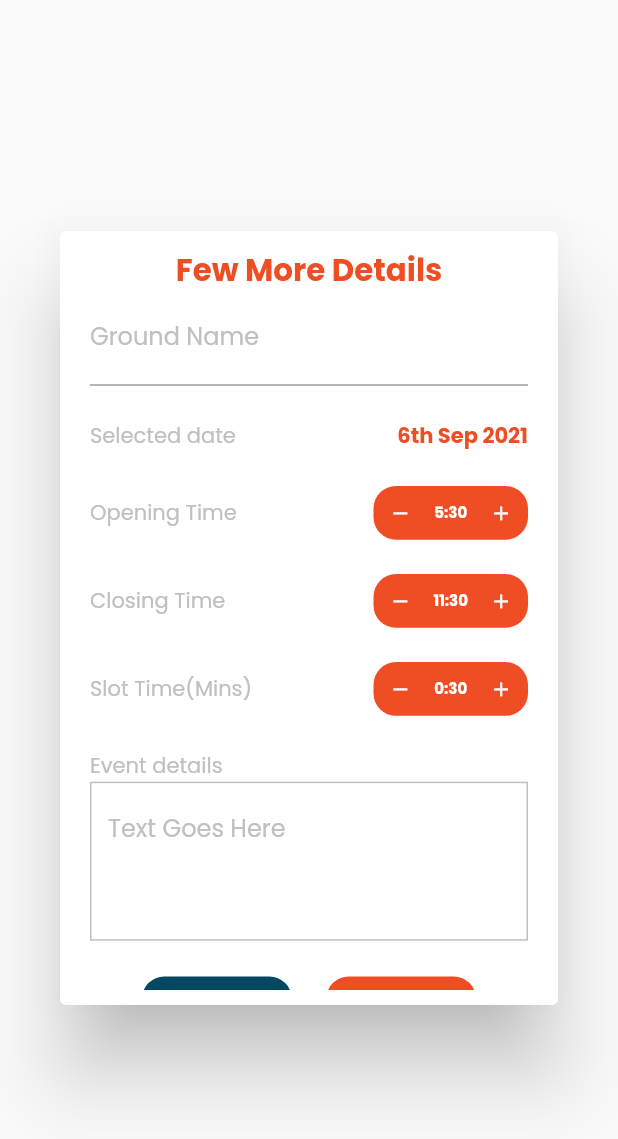
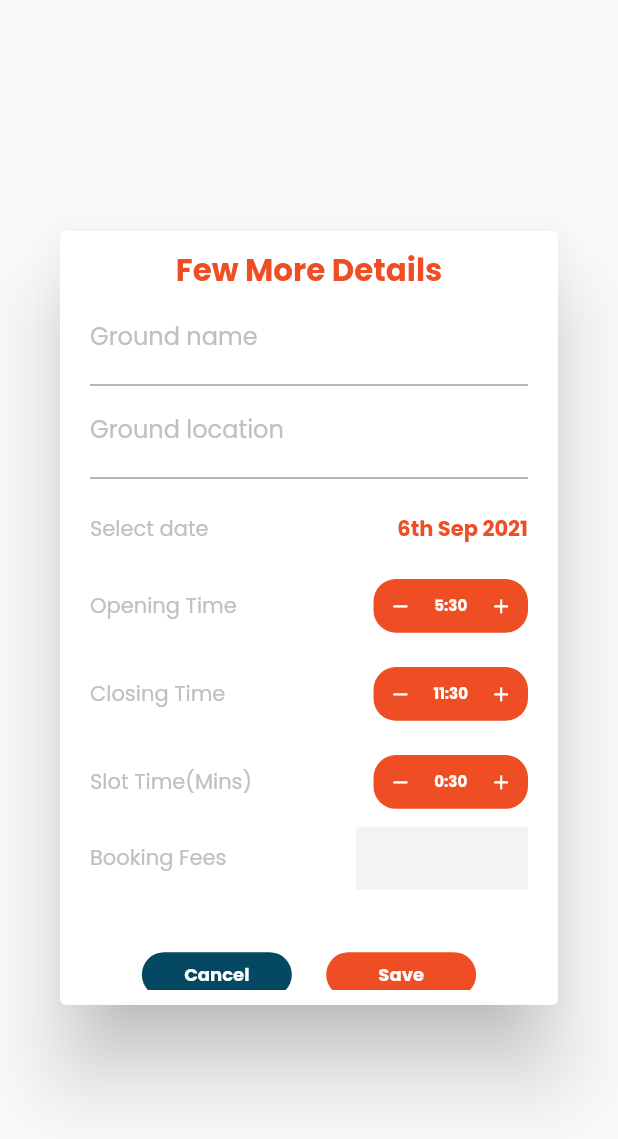
Before and after one commit to alphadead/project1, a Flutter app: the ScheduleCard widget shown alone on an empty page, opened directly, on a phone screen of 412 x 824 dp. Shown: the top 1139 px of the screen. Run offline on Flutter 3.47's test engine with Material 2 defaults, Android fonts, the phone set to English and light mode, and no system bars; our stand-ins replace cached_network_image, carousel_slider, chewie, country_picker, date_picker_timeline, device_preview and 11 more; missing offline and left inert: multi_image_picker2; accounts and stored records are empty; generated files the repository leaves out were written again; network calls fail.

Commit message:
minor changes

```diff
--- a/lib/core/service/controller/groundController.dart
+++ b/lib/core/service/controller/groundController.dart
@@ -156,6 +156,8 @@ class GroundController extends GetxController {
   void createMatch() async {
     // Utility.showLoadingDialog();
     SharedPreferences prefs = await SharedPreferences.getInstance();
+    print(selectedGround?.location);
+    print(selectedGround?.name);
     CreateMatch response = await api.createMatch(
       prefs.getString("userId")!,
       matchName!,
@@ -172,6 +174,7 @@ class GroundController extends GetxController {
       ],
       timeSlots[selectedIndices.first].slotTime,
     );
+    print(response.data);
     if (response.data != null) {
       Get.find<MatchController>().matchId = response.data?.id;
       update();
--- a/lib/widget/dateSchedulePopup.dart
+++ b/lib/widget/dateSchedulePopup.dart
@@ -1,3 +1,4 @@
+import 'package:date_picker_timeline/date_picker_timeline.dart';
 import 'package:flutter/material.dart';
 import 'package:flutter_screenutil/flutter_screenutil.dart';
 import 'package:get/get.dart';
@@ -6,6 +7,7 @@ import 'package:vamos/ui/utils/color.dart';
 import 'package:vamos/ui/utils/loginbkground.dart';
 import 'package:vamos/ui/utils/theme.dart';
 import 'package:vamos/widget/formWidgets/inputField.dart';
+import 'package:vamos/widget/groundWidgets/customCalendar.dart';
 
 List<String> months = [
   'January',
@@ -22,23 +24,32 @@ List<String> months = [
   'December'
 ];
 
-class ScheduleCard extends StatelessWidget {
+class ScheduleCard extends StatefulWidget {
   ScheduleCard({Key? key, required this.groundName, required this.scheduleDate})
       : super(key: key);
   final DateTime scheduleDate;
   final bool groundName;
+
+  @override
+  _ScheduleCardState createState() => _ScheduleCardState();
+}
+
+class _ScheduleCardState extends State<ScheduleCard> {
+  var date;
+
   @override
   Widget build(BuildContext context) {
+    bool isVisible = false;
     return GetBuilder<GroundController>(builder: (_groundService) {
-      String dateString = "${scheduleDate.day}" +
-          (scheduleDate.day == 1
+      String dateString = "${widget.scheduleDate.day}" +
+          (widget.scheduleDate.day == 1
               ? "st"
-              : scheduleDate.day == 2
+              : widget.scheduleDate.day == 2
                   ? "nd"
-                  : scheduleDate.day == 3
+                  : widget.scheduleDate.day == 3
                       ? "rd"
                       : "th") +
-          " ${months[scheduleDate.month - 1].substring(0, 3)} ${scheduleDate.year}";
+          " ${months[widget.scheduleDate.month - 1].substring(0, 3)} ${widget.scheduleDate.year}";
       return AlertDialog(
         contentPadding: EdgeInsets.zero,
         content: Card(
@@ -62,27 +73,53 @@ class ScheduleCard extends StatelessWidget {
                         fontWeight: FontWeight.w600,
                         fontSize: 18.sp),
                   ),
-                  groundName
-                      ? inputField("Ground Name", (value) {
-                          _groundService.groundName = value;
-                        }, validate: (arg) {}, keyType: TextInputType.name)
+                  widget.groundName
+                      ? inputField("Ground name", (value) {
+                          _groundService.selectedGround?.name = value;
+                        }, validate: (arg) {
+                          if (arg?.isEmpty ?? false) {
+                            return "Ground name is required!";
+                          } else {
+                            return null;
+                          }
+                        }, keyType: TextInputType.name)
+                      : SizedBox(),
+                  widget.groundName
+                      ? inputField("Ground location", (value) {
+                          _groundService.selectedGround?.location = value;
+                        }, validate: (arg) {
+                          if (arg?.isEmpty ?? false) {
+                            return "Ground location is required!";
+                          } else {
+                            return null;
+                          }
+                        }, keyType: TextInputType.name)
                       : SizedBox(),
                   Container(
                     margin: EdgeInsets.only(top: 20.sp),
                     child: Row(
                       mainAxisAlignment: MainAxisAlignment.spaceBetween,
                       children: [
+                        Column(
+                          children: [
                             Text(
-                          "Selected date",
+                              widget.groundName
+                                  ? "Select date"
+                                  : "Selected date",
                               style: themeData()
                                   .textTheme
                                   .bodyText1!
                                   .copyWith(color: KLightGrey),
                             ),
-                        Text(
+                          ],
+                        ),
+                        GestureDetector(
+                          onTap: () {},
+                          child: Text(
                             dateString,
                             style: themeData().textTheme.bodyText1!.copyWith(
                                 color: KRed, fontWeight: FontWeight.bold),
+                          ),
                         )
                       ],
                     ),
@@ -102,21 +139,43 @@ class ScheduleCard extends StatelessWidget {
                       isDate: true,
                       defaultDateValue: DateTime(DateTime.now().year)
                           .add(Duration(minutes: 30))),
-                  Container(
-                    margin: EdgeInsets.only(top: 20.sp),
+                  widget.groundName
+                      ? Container(
+                          margin: EdgeInsets.only(bottom: 15.h, top: 10.h),
                           child: Row(
+                            mainAxisAlignment: MainAxisAlignment.spaceBetween,
                             children: [
                               Text(
-                          "Event details",
+                                "Booking Fees",
                                 style: themeData()
                                     .textTheme
                                     .bodyText1!
                                     .copyWith(color: KLightGrey),
                               ),
+                              SizedBox(
+                                width: 10.w,
+                              ),
+                              Container(
+                                height: 35.h,
+                                width: 100.w,
+                                color: KLightGrey.withOpacity(0.2),
+                                child: Center(
+                                    child: Text(
+                                  _groundService.selectedGround?.bookingFee ??
+                                      "",
+                                  style: themeData()
+                                      .textTheme
+                                      .bodyText1!
+                                      .copyWith(fontWeight: FontWeight.bold),
+                                )),
+                              ),
                             ],
                           ),
-                  ),
-                  TextFormField(
+                        )
+                      : SizedBox(),
+                  widget.groundName
+                      ? SizedBox()
+                      : TextFormField(
                           minLines: 3,
                           maxLines: 20,
                           onChanged: (value) {
@@ -131,10 +190,12 @@ class ScheduleCard extends StatelessWidget {
                                 .bodyText1!
                                 .copyWith(color: KLightGrey),
                             enabledBorder: OutlineInputBorder(
-                          borderSide: BorderSide(color: KLightGrey, width: 1.0),
+                                borderSide:
+                                    BorderSide(color: KLightGrey, width: 1.0),
                                 borderRadius: BorderRadius.zero),
                             focusedBorder: OutlineInputBorder(
-                          borderSide: BorderSide(color: KLightGrey, width: 1.0),
+                                borderSide:
+                                    BorderSide(color: KLightGrey, width: 1.0),
                                 borderRadius: BorderRadius.zero),
                           ),
                         ),
@@ -163,8 +224,11 @@ class ScheduleCard extends StatelessWidget {
                         child: primaryActionButton(
                           context: context,
                           onPressed: () {
-                            _groundService.updateSchedule();
+                            widget.groundName
+                                ? _groundService.createMatch()
+                                : _groundService.updateSchedule();
                             _groundService.clearSchedule();
+
                             Get.back();
                           },
                           text: "Save",
```
Also changed, not shown: lib/ui/pages/match/aboutMatch.dart (+18 -14 lines). Lines whose indentation alone changed are shown as unchanged.
